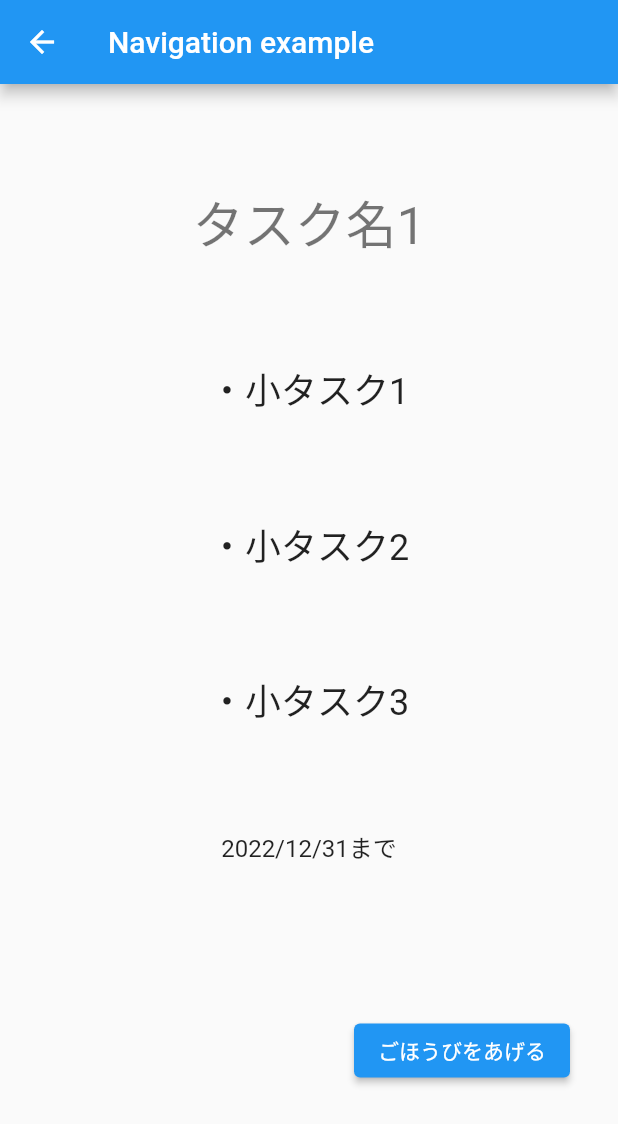
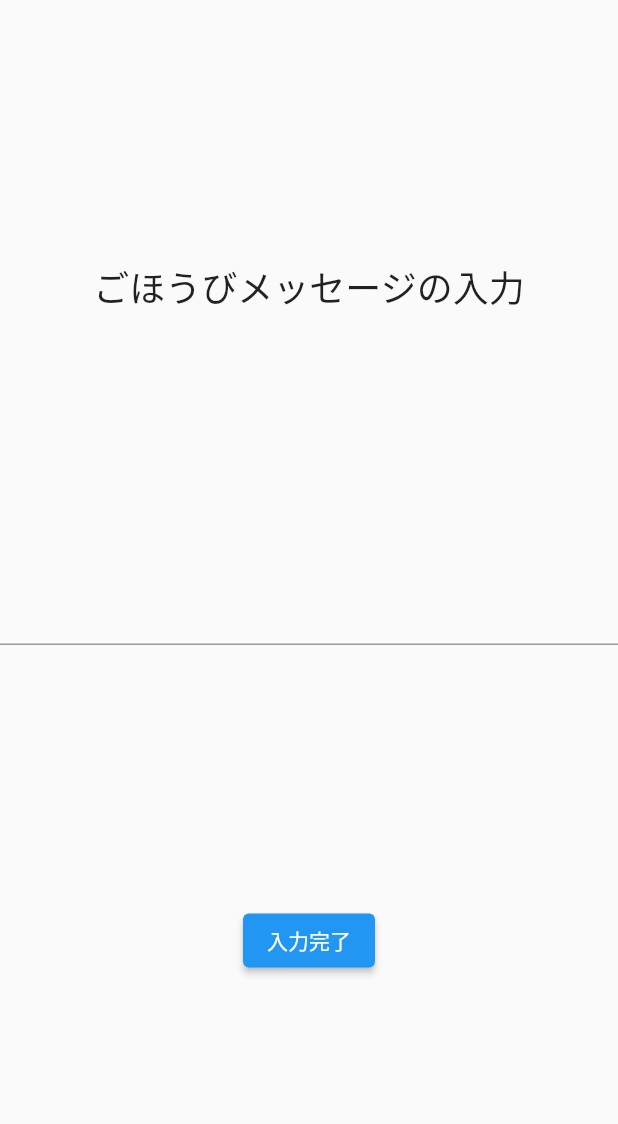
Before and after one commit to momomomo111/friend_task_share, a Flutter app: the DetailScreen screen opened directly, after a tap on "ごほうびをあげる", on a phone screen of 412 x 824 dp. Shown: the top 1124 px of the screen. Run offline on Flutter 3.47's test engine with Material 2 defaults, Android fonts, the phone set to English and light mode, and no system bars; our stand-ins replace flutter_signin_button, hooks_riverpod.

Commit message:
[add] Adding a gohobi screen
ごほうび追加画面の追加

```diff
--- a/lib/navigation/route_page.dart
+++ b/lib/navigation/route_page.dart
@@ -1,5 +1,6 @@
 import 'package:flutter/material.dart';
 import 'package:friend_task_share/ui/detail_screen.dart';
+import 'package:friend_task_share/ui/gohobi_screen.dart';
 import 'package:friend_task_share/ui/home_screen.dart';
 import 'package:friend_task_share/ui/title_screen.dart';
 import 'package:friend_task_share/ui/unknown_screen.dart';
@@ -30,6 +31,13 @@ class RoutePage extends StatelessWidget {
               builder: (context) => const SafeArea(child: DetailScreen()));
         }
 
+        // Handle 'gohobi'
+        if (settings.name == '/gohobi') {
+          return MaterialPageRoute(
+              builder: (context) => const SafeArea(child: GohobiScreen()));
+        }
+
+        // Handle '/unknown'
         return MaterialPageRoute(
             builder: (context) => const SafeArea(child: UnknownScreen()));
       },
--- a/lib/ui/detail_screen.dart
+++ b/lib/ui/detail_screen.dart
@@ -26,7 +26,9 @@ class DetailScreen extends HookConsumerWidget {
               child: Align(
                 alignment: Alignment.bottomRight,
                 child: ElevatedButton(
-                  onPressed: () {},
+                  onPressed: () {
+                    Navigator.pushNamed(context, '/gohobi');
+                  },
                   child: const Text('ごほうびをあげる'),
                 ),
               ),
--- /dev/null
+++ b/lib/ui/gohobi_screen.dart
@@ -0,0 +1,30 @@
+import 'package:flutter/material.dart';
+import 'package:hooks_riverpod/hooks_riverpod.dart';
+
+class GohobiScreen extends HookConsumerWidget {
+  const GohobiScreen({Key? key}) : super(key: key);
+
+  @override
+  Widget build(BuildContext context, WidgetRef ref) {
+    return Scaffold(
+      body: Center(
+        child: Column(
+          mainAxisAlignment: MainAxisAlignment.spaceEvenly,
+          children: <Widget>[
+            Text('ごほうびメッセージの入力', style: Theme.of(context).textTheme.headline5),
+            TextField(
+              controller: TextEditingController(),
+              onSubmitted: (text) {},
+            ),
+            ElevatedButton(
+              onPressed: () {
+                Navigator.pushNamed(context, '/home');
+              },
+              child: const Text('入力完了'),
+            ),
+          ],
+        ),
+      ),
+    );
+  }
+}
--- a/lib/ui/home_screen.dart
+++ b/lib/ui/home_screen.dart
@@ -22,7 +22,9 @@ class HomeScreen extends HookConsumerWidget {
                       Navigator.pushNamed(context, '/detail');
                     },
                     trailing: ElevatedButton(
-                      onPressed: () {},
+                      onPressed: () {
+                        Navigator.pushNamed(context, '/gohobi');
+                      },
                       child: const Text("ごほうびをあげる"),
                     ),
                   );
```
